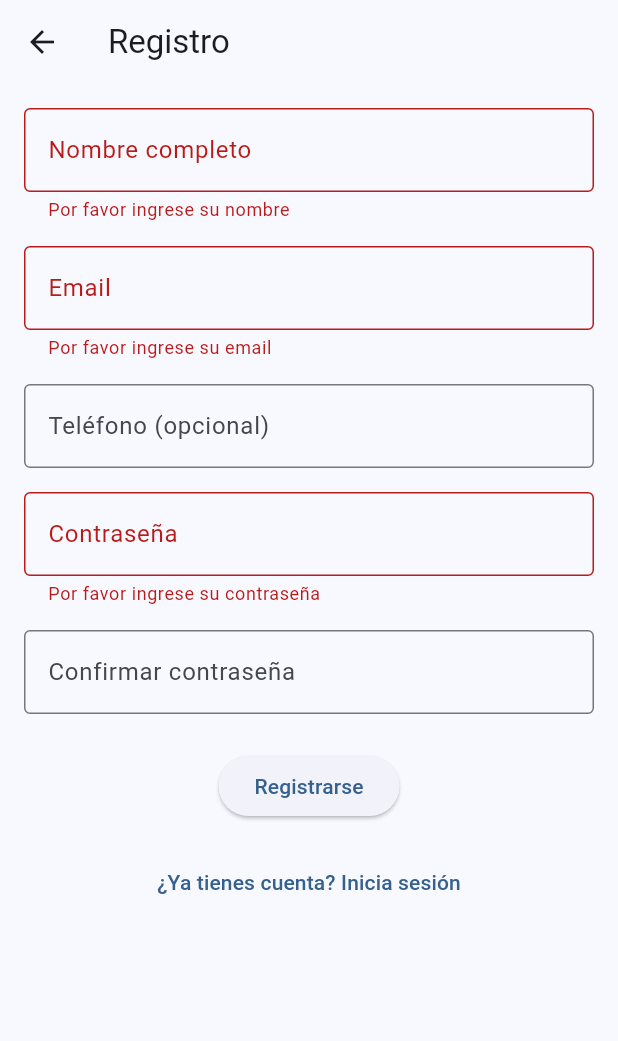
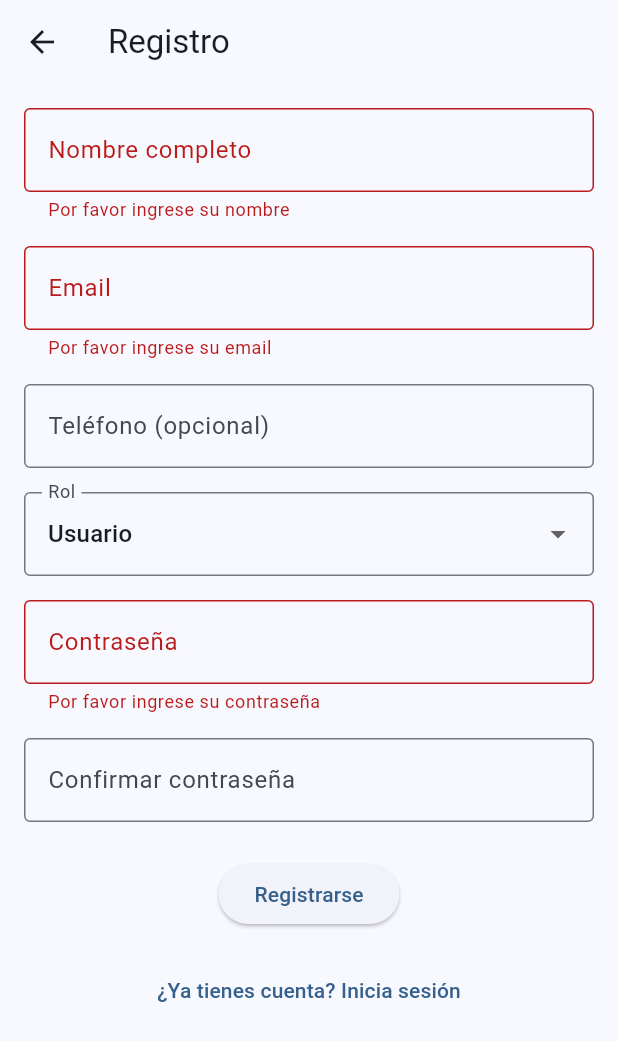
Before and after one commit to MilenaMaldonado/G3-Autenticaci-n, a Flutter app: the RegisterView screen opened by its route, after a tap on "Registrarse", on a phone screen of 412 x 824 dp. Shown: the top 1041 px of the screen. Run offline on Flutter 3.47's test engine with Material 3 defaults, Android fonts, the phone set to English and light mode, and no system bars; our stand-ins replace cloud_firestore, firebase_auth, firebase_core; accounts and stored records are empty.

```diff
--- a/g3_autenticacion/lib/views/register_view.dart
+++ b/g3_autenticacion/lib/views/register_view.dart
@@ -17,6 +17,7 @@ class _RegisterViewState extends State<RegisterView> {
   final _formKey = GlobalKey<FormState>();
   final AuthViewModel _authViewModel = AuthViewModel();
   String? _errorMessage;
+  String _selectedRole = 'usuario'; // Nuevo campo para el rol
 
   @override
   Widget build(BuildContext context) {
@@ -70,6 +71,30 @@ class _RegisterViewState extends State<RegisterView> {
                   keyboardType: TextInputType.phone,
                 ),
                 const SizedBox(height: 16),
+                // Campo para seleccionar el rol
+                DropdownButtonFormField<String>(
+                  value: _selectedRole,
+                  decoration: const InputDecoration(
+                    labelText: 'Rol',
+                    border: OutlineInputBorder(),
+                  ),
+                  items: const [
+                    DropdownMenuItem(
+                      value: 'usuario',
+                      child: Text('Usuario'),
+                    ),
+                    DropdownMenuItem(
+                      value: 'admin',
+                      child: Text('Administrador'),
+                    ),
+                  ],
+                  onChanged: (value) {
+                    setState(() {
+                      _selectedRole = value!;
+                    });
+                  },
+                ),
+                const SizedBox(height: 16),
                 TextFormField(
                   controller: _passwordController,
                   decoration: const InputDecoration(
@@ -113,7 +138,7 @@ class _RegisterViewState extends State<RegisterView> {
                   onPressed: () async {
                     if (_formKey.currentState!.validate()) {
                       try {
-                        await _authViewModel.register(
+                        final userModel = await _authViewModel.register(
                           email: _emailController.text.trim(),
                           password: _passwordController.text.trim(),
                           displayName: _displayNameController.text.trim(),
@@ -121,6 +146,11 @@ class _RegisterViewState extends State<RegisterView> {
                               ? null
                               : _phoneController.text.trim(),
                         );
+                        // Si el rol seleccionado es diferente al por defecto, actualizarlo
+                        if (userModel != null && userModel.role != _selectedRole) {
+                          final updatedUser = userModel.copyWith(role: _selectedRole);
+                          await _authViewModel.updateUser(updatedUser);
+                        }
                         Navigator.pushReplacementNamed(context, '/welcome');
                       } catch (e) {
                         setState(() {
```
Also changed, not shown: g3_autenticacion/lib/viewmodels/auth_viewmodel.dart (+24 -0 lines), g3_autenticacion/lib/views/profile_view.dart (+44 -5 lines).
